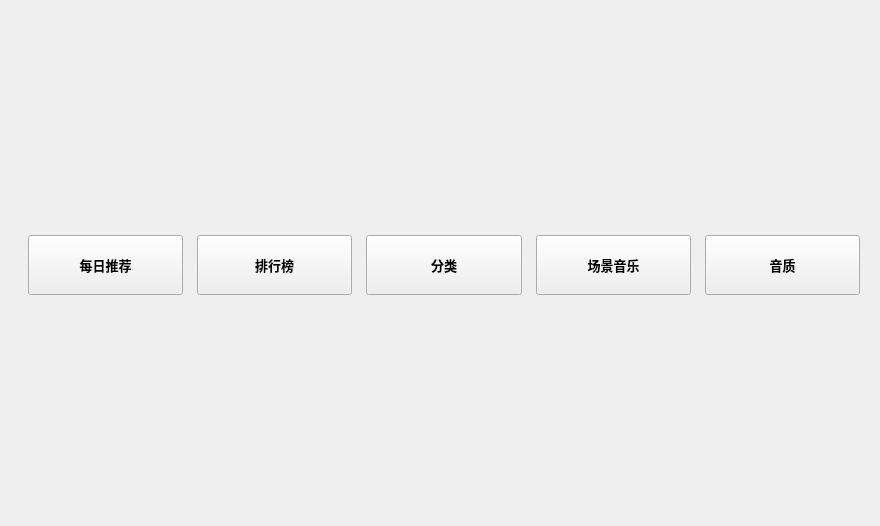
Old version of the form KuGouStart/RecommendForYou/RecommendForYou.ui in the repository a-mo-xi-wei/Qt-KuGouAppClient.
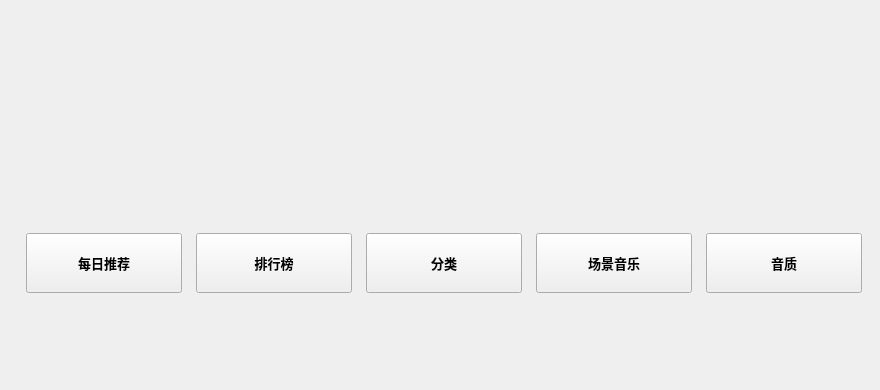
New version of the form. Custom widgets are drawn as their Qt base class.

Commit message: 为你推荐界面使用独立的滚动区域

```diff
--- a/KuGouStart/RecommendForYou/RecommendForYou.ui
+++ b/KuGouStart/RecommendForYou/RecommendForYou.ui
@@ -7,7 +7,7 @@
     <x>0</x>
     <y>0</y>
     <width>880</width>
-    <height>526</height>
+    <height>390</height>
    </rect>
   </property>
   <property name="sizePolicy">
@@ -20,9 +20,45 @@
    <string>RecommendForYou</string>
   </property>
   <layout class="QVBoxLayout" name="verticalLayout">
+   <property name="spacing">
+    <number>0</number>
+   </property>
+   <property name="leftMargin">
+    <number>0</number>
+   </property>
+   <property name="topMargin">
+    <number>0</number>
+   </property>
+   <property name="rightMargin">
+    <number>0</number>
+   </property>
+   <property name="bottomMargin">
+    <number>0</number>
+   </property>
+   <item>
+    <widget class="MyScrollArea" name="scrollArea">
+     <property name="frameShape">
+      <enum>QFrame::NoFrame</enum>
+     </property>
+     <property name="horizontalScrollBarPolicy">
+      <enum>Qt::ScrollBarAlwaysOff</enum>
+     </property>
+     <property name="widgetResizable">
+      <bool>true</bool>
+     </property>
+     <widget class="QWidget" name="scrollAreaWidgetContents">
+      <property name="geometry">
+       <rect>
+        <x>0</x>
+        <y>0</y>
+        <width>880</width>
+        <height>360</height>
+       </rect>
+      </property>
+      <layout class="QVBoxLayout" name="verticalLayout_2">
    <item>
     <widget class="QWidget" name="guess_and_advertise_widget" native="true">
-     <layout class="QHBoxLayout" name="horizontalLayout_2" stretch="1,0,1">
+         <layout class="QHBoxLayout" name="horizontalLayout_2" stretch="0,0,0">
       <property name="rightMargin">
        <number>10</number>
       </property>
@@ -349,6 +385,36 @@
      </layout>
     </widget>
    </item>
+       <item>
+        <spacer name="verticalSpacer_2">
+         <property name="orientation">
+          <enum>Qt::Vertical</enum>
+         </property>
+         <property name="sizeHint" stdset="0">
+          <size>
+           <width>20</width>
+           <height>1</height>
+          </size>
+         </property>
+        </spacer>
+       </item>
+      </layout>
+     </widget>
+    </widget>
+   </item>
+   <item>
+    <spacer name="verticalSpacer_3">
+     <property name="orientation">
+      <enum>Qt::Vertical</enum>
+     </property>
+     <property name="sizeHint" stdset="0">
+      <size>
+       <width>20</width>
+       <height>1</height>
+      </size>
+     </property>
+    </spacer>
+   </item>
   </layout>
  </widget>
  <customwidgets>
@@ -369,6 +435,12 @@
    <extends>QPushButton</extends>
    <header>IconBesideTextToolButton.h</header>
   </customwidget>
+  <customwidget>
+   <class>MyScrollArea</class>
+   <extends>QScrollArea</extends>
+   <header>MyScrollArea.h</header>
+   <container>1</container>
+  </customwidget>
  </customwidgets>
  <resources/>
  <connections/>
```
Lines whose indentation alone changed are shown as unchanged. The commit also changes 4 other files.
